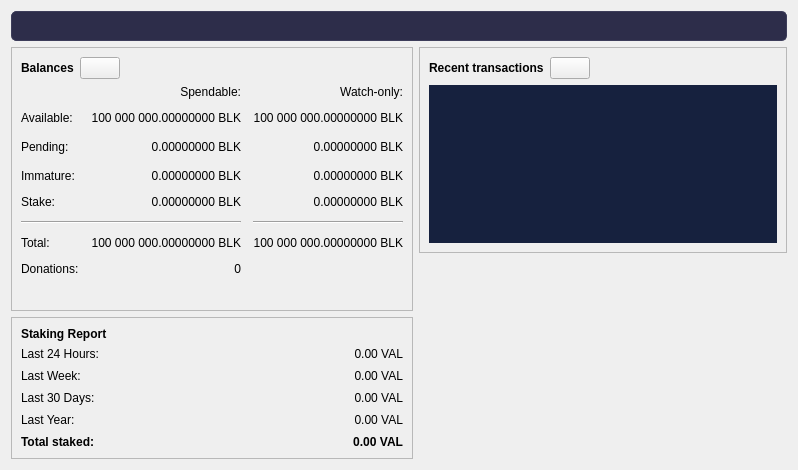
First picture: the form in src/qt/forms/overviewpage.ui, repository JJ12880/Validity26, before the edit.
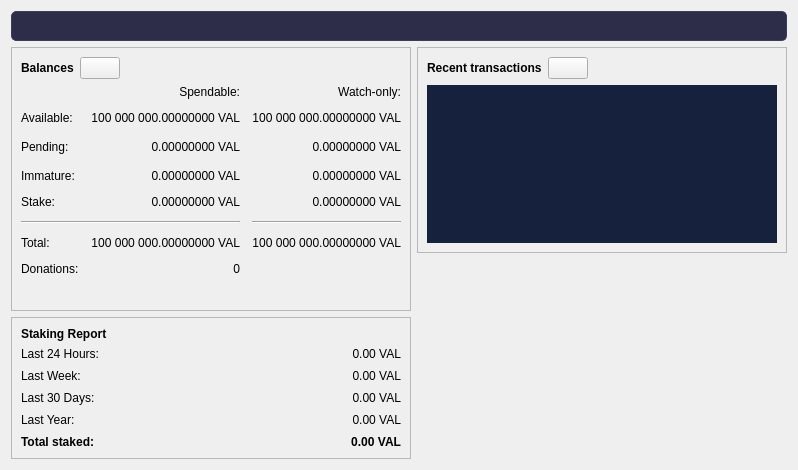
Second picture: the form after the edit. Icons and pictures are not drawn. Custom widgets are drawn as their Qt base class.

The edit to the form file:
```diff
--- a/src/qt/forms/overviewpage.ui
+++ b/src/qt/forms/overviewpage.ui
@@ -120,7 +120,7 @@
                <string>Unconfirmed transactions to watch-only addresses</string>
               </property>
               <property name="text">
-               <string notr="true">0.00000000 BLK</string>
+               <string notr="true">0.00000000 VAL</string>
               </property>
               <property name="alignment">
                <set>Qt::AlignRight|Qt::AlignTrailing|Qt::AlignVCenter</set>
@@ -139,7 +139,7 @@
                <string>Total of transactions that have yet to be confirmed, and do not yet count toward the spendable balance</string>
               </property>
               <property name="text">
-               <string notr="true">0.00000000 BLK</string>
+               <string notr="true">0.00000000 VAL</string>
               </property>
               <property name="alignment">
                <set>Qt::AlignRight|Qt::AlignTrailing|Qt::AlignVCenter</set>
@@ -158,7 +158,7 @@
                <string>Mined balance in watch-only addresses that has not yet matured</string>
               </property>
               <property name="text">
-               <string notr="true">0.00000000 BLK</string>
+               <string notr="true">0.00000000 VAL</string>
               </property>
               <property name="alignment">
                <set>Qt::AlignRight|Qt::AlignTrailing|Qt::AlignVCenter</set>
@@ -210,7 +210,7 @@
                <string>Mined balance that has not yet matured</string>
               </property>
               <property name="text">
-               <string notr="true">0.00000000 BLK</string>
+               <string notr="true">0.00000000 VAL</string>
               </property>
               <property name="alignment">
                <set>Qt::AlignRight|Qt::AlignTrailing|Qt::AlignVCenter</set>
@@ -249,7 +249,7 @@
                <string>Your current total balance</string>
               </property>
               <property name="text">
-               <string notr="true">100 000 000.00000000 BLK</string>
+               <string notr="true">100 000 000.00000000 VAL</string>
               </property>
               <property name="alignment">
                <set>Qt::AlignRight|Qt::AlignTrailing|Qt::AlignVCenter</set>
@@ -268,7 +268,7 @@
                <string>Current total balance in watch-only addresses</string>
               </property>
               <property name="text">
-               <string notr="true">100 000 000.00000000 BLK</string>
+               <string notr="true">100 000 000.00000000 VAL</string>
               </property>
               <property name="alignment">
                <set>Qt::AlignRight|Qt::AlignTrailing|Qt::AlignVCenter</set>
@@ -330,7 +330,7 @@
                <string>Your current spendable balance</string>
               </property>
               <property name="text">
-               <string notr="true">100 000 000.00000000 BLK</string>
+               <string notr="true">100 000 000.00000000 VAL</string>
               </property>
               <property name="alignment">
                <set>Qt::AlignRight|Qt::AlignTrailing|Qt::AlignVCenter</set>
@@ -349,7 +349,7 @@
                <string>Your current balance in watch-only addresses</string>
               </property>
               <property name="text">
-               <string notr="true">100 000 000.00000000 BLK</string>
+               <string notr="true">100 000 000.00000000 VAL</string>
               </property>
               <property name="alignment">
                <set>Qt::AlignRight|Qt::AlignTrailing|Qt::AlignVCenter</set>
@@ -392,7 +392,7 @@
                <string>Your current staking balance</string>
               </property>
               <property name="text">
-               <string notr="true">0.00000000 BLK</string>
+               <string notr="true">0.00000000 VAL</string>
               </property>
               <property name="alignment">
                <set>Qt::AlignRight|Qt::AlignTrailing|Qt::AlignVCenter</set>
@@ -411,7 +411,7 @@
                <string>Your current staking balance in watch-only addresses</string>
               </property>
               <property name="text">
-               <string notr="true">0.00000000 BLK</string>
+               <string notr="true">0.00000000 VAL</string>
               </property>
               <property name="alignment">
                <set>Qt::AlignRight|Qt::AlignTrailing|Qt::AlignVCenter</set>
```
Left out of the diff: 6 changed lines with no effect on the pictures.
